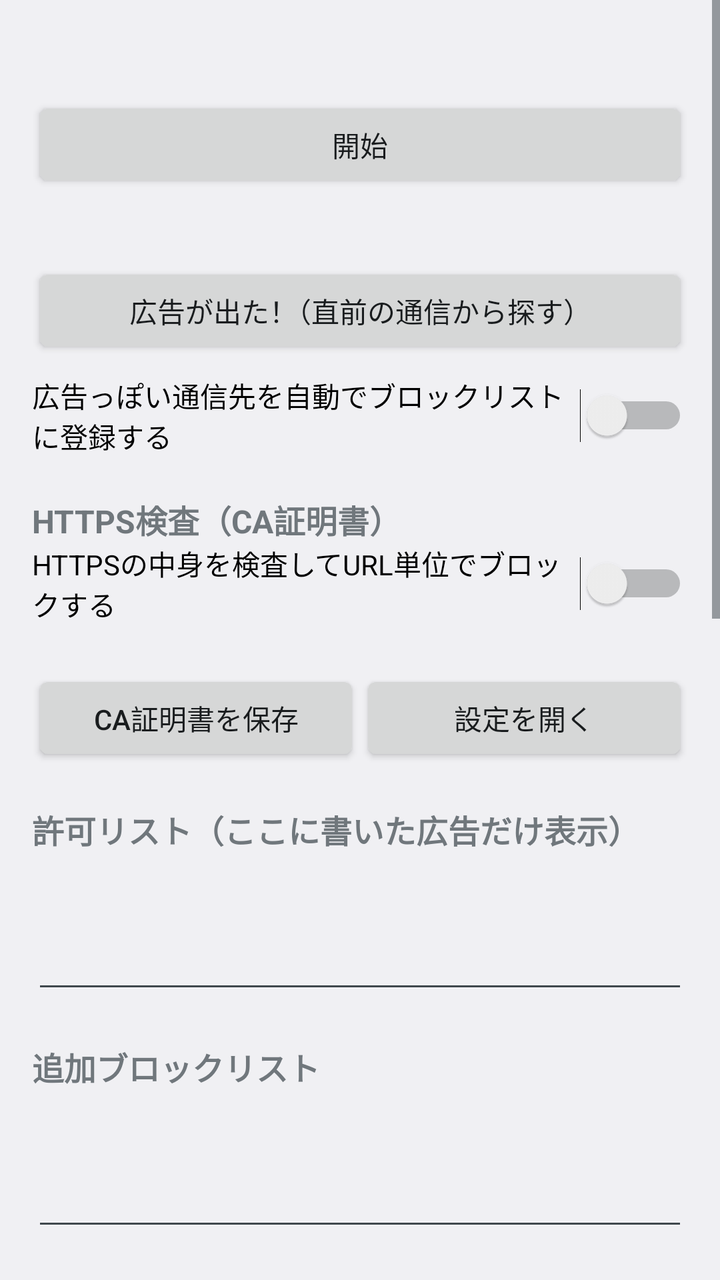
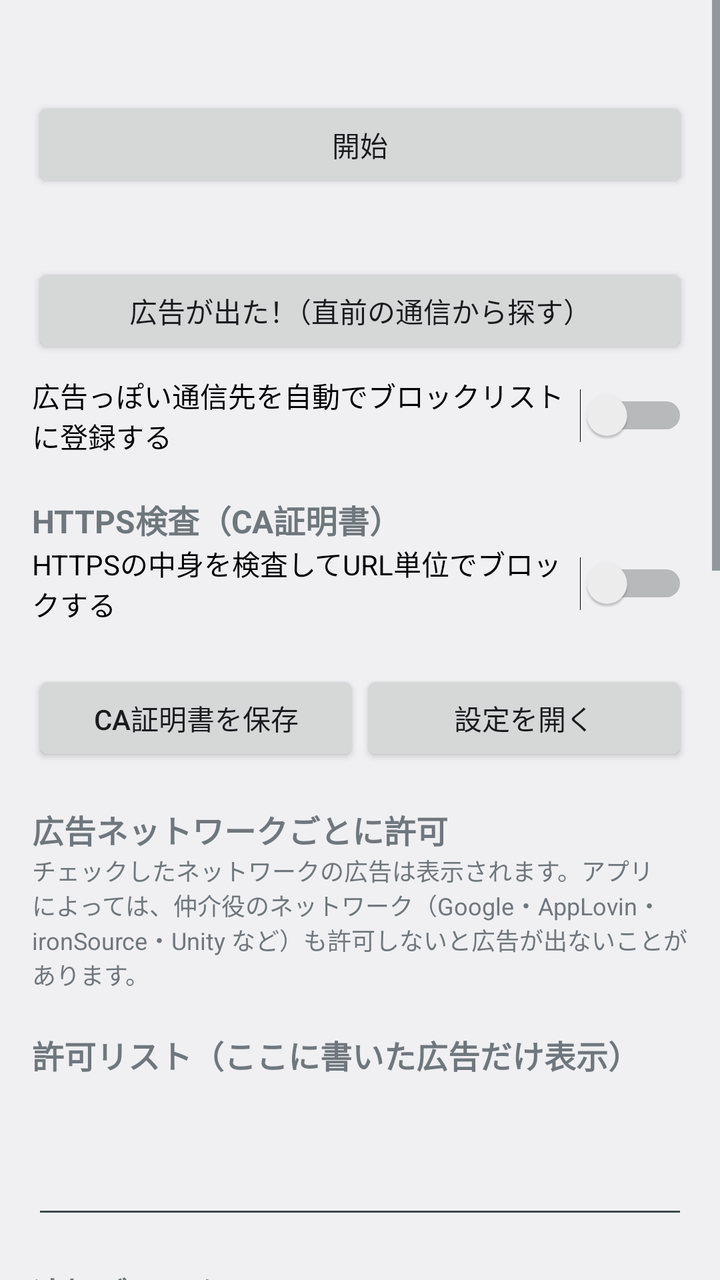

Two renders of the same Android screen: before a commit and after it. Below are the layout's source before the change and the commit's diff.
<!-- AndroidManifest.xml: application theme android:Theme.DeviceDefault.DayNight -->
<!-- res/layout/activity_main.xml -->
<?xml version="1.0" encoding="utf-8"?>
<ScrollView xmlns:android="http://schemas.android.com/apk/res/android"
    android:layout_width="match_parent"
    android:layout_height="match_parent"
    android:fitsSystemWindows="true">

    <LinearLayout
        android:layout_width="match_parent"
        android:layout_height="wrap_content"
        android:orientation="vertical"
        android:padding="16dp">

        <TextView
            android:id="@+id/tvStatus"
            android:layout_width="match_parent"
            android:layout_height="wrap_content"
            android:textSize="18sp"
            android:textStyle="bold" />

        <TextView
            android:id="@+id/tvWarn"
            android:layout_width="match_parent"
            android:layout_height="wrap_content"
            android:layout_marginTop="4dp"
            android:textColor="#E65100"
            android:visibility="gone" />

        <Button
            android:id="@+id/btnToggle"
            android:layout_width="match_parent"
            android:layout_height="wrap_content"
            android:layout_marginTop="8dp"
            android:text="開始" />

        <TextView
            android:id="@+id/tvStats"
            android:layout_width="match_parent"
            android:layout_height="wrap_content"
            android:layout_marginTop="8dp" />

        <Button
            android:id="@+id/btnFinder"
            android:layout_width="match_parent"
            android:layout_height="wrap_content"
            android:layout_marginTop="8dp"
            android:text="広告が出た！（直前の通信から探す）" />

        <Switch
            android:id="@+id/swAuto"
            android:layout_width="match_parent"
            android:layout_height="wrap_content"
            android:layout_marginTop="8dp"
            android:text="広告っぽい通信先を自動でブロックリストに登録する" />

        
        <TextView style="@style/Section" android:text="HTTPS検査（CA証明書）" />

        <Switch
            android:id="@+id/swMitm"
            android:layout_width="match_parent"
            android:layout_height="wrap_content"
            android:text="HTTPSの中身を検査してURL単位でブロックする" />

        <TextView
            android:id="@+id/tvCa"
            android:layout_width="match_parent"
            android:layout_height="wrap_content"
            android:layout_marginTop="4dp" />

        <LinearLayout
            android:layout_width="match_parent"
            android:layout_height="wrap_content"
            android:orientation="horizontal">

            <Button
                android:id="@+id/btnExportCa"
                android:layout_width="0dp"
                android:layout_height="wrap_content"
                android:layout_weight="1"
                android:text="CA証明書を保存" />

            <Button
                android:id="@+id/btnOpenSettings"
                android:layout_width="0dp"
                android:layout_height="wrap_content"
                android:layout_weight="1"
                android:text="設定を開く" />
        </LinearLayout>

        
        <TextView style="@style/Section" android:text="許可リスト（ここに書いた広告だけ表示）" />

        <EditText
            android:id="@+id/etAllow"
            style="@style/RuleEditor" />

        <TextView style="@style/Section" android:text="追加ブロックリスト" />

        <EditText
            android:id="@+id/etBlock"
            style="@style/RuleEditor" />

        <TextView style="@style/Section" android:text="IPでもブロックするホスト（DNSを使わないアプリ対策）" />

        <EditText
            android:id="@+id/etIpBlock"
            style="@style/RuleEditor" />

        <Button
            android:id="@+id/btnSaveRules"
            android:layout_width="match_parent"
            android:layout_height="wrap_content"
            android:text="リストをすべて保存" />

        
        <TextView style="@style/Section" android:text="購読するフィルタリスト（1行1URL）" />

        <EditText
            android:id="@+id/etSubs"
            style="@style/RuleEditor" />

        <Button
            android:id="@+id/btnUpdateSubs"
            android:layout_width="match_parent"
            android:layout_height="wrap_content"
            android:text="保存してダウンロード" />

        <TextView
            android:id="@+id/tvSubsResult"
            android:layout_width="match_parent"
            android:layout_height="wrap_content"
            android:fontFamily="monospace"
            android:textSize="11sp" />

        
        <TextView style="@style/Section" android:text="HTTPS検査をしないドメイン" />

        <EditText
            android:id="@+id/etBypass"
            style="@style/RuleEditor" />

        <Button
            android:id="@+id/btnSaveBypass"
            android:layout_width="match_parent"
            android:layout_height="wrap_content"
            android:text="保存" />

        <TextView
            android:layout_width="match_parent"
            android:layout_height="wrap_content"
            android:layout_marginTop="8dp"
            android:text="自動バイパス（検査できなかったホスト）:" />

        <TextView
            android:id="@+id/tvAutoBypass"
            android:layout_width="match_parent"
            android:layout_height="wrap_content"
            android:fontFamily="monospace"
            android:textSize="11sp" />

        <Button
            android:id="@+id/btnClearAuto"
            android:layout_width="match_parent"
            android:layout_height="wrap_content"
            android:text="自動バイパスを消去" />

        
        <TextView style="@style/Section" android:text="最近のログ" />

        <TextView
            android:id="@+id/tvLog"
            android:layout_width="match_parent"
            android:layout_height="wrap_content"
            android:fontFamily="monospace"
            android:textIsSelectable="true"
            android:textSize="11sp" />
    </LinearLayout>
</ScrollView>
<!-- resources referenced by this layout -->
<resources>
  <style name="RuleEditor">
          <item name="android:layout_width">match_parent</item>
          <item name="android:layout_height">wrap_content</item>
          <item name="android:minLines">4</item>
          <item name="android:maxLines">12</item>
          <item name="android:gravity">top|start</item>
          <item name="android:inputType">textMultiLine|textNoSuggestions</item>
          <item name="android:fontFamily">monospace</item>
          <item name="android:textSize">12sp</item>
          <item name="android:scrollbars">vertical</item>
      </style>
  <style name="Section">
          <item name="android:layout_width">match_parent</item>
          <item name="android:layout_height">wrap_content</item>
          <item name="android:layout_marginTop">20dp</item>
          <item name="android:textSize">16sp</item>
          <item name="android:textStyle">bold</item>
      </style>
</resources>

<!-- the commit's change to res/layout/activity_main.xml (unified diff, before → after) -->
@@ -88,6 +88,21 @@
         </LinearLayout>
 
         
+        <TextView style="@style/Section" android:text="広告ネットワークごとに許可" />
+
+        <TextView
+            android:layout_width="match_parent"
+            android:layout_height="wrap_content"
+            android:text="チェックしたネットワークの広告は表示されます。アプリによっては、仲介役のネットワーク（Google・AppLovin・ironSource・Unity など）も許可しないと広告が出ないことがあります。"
+            android:textSize="12sp" />
+
+        <LinearLayout
+            android:id="@+id/networksBox"
+            android:layout_width="match_parent"
+            android:layout_height="wrap_content"
+            android:orientation="vertical" />
+
+        
         <TextView style="@style/Section" android:text="許可リスト（ここに書いた広告だけ表示）" />
 
         <EditText
